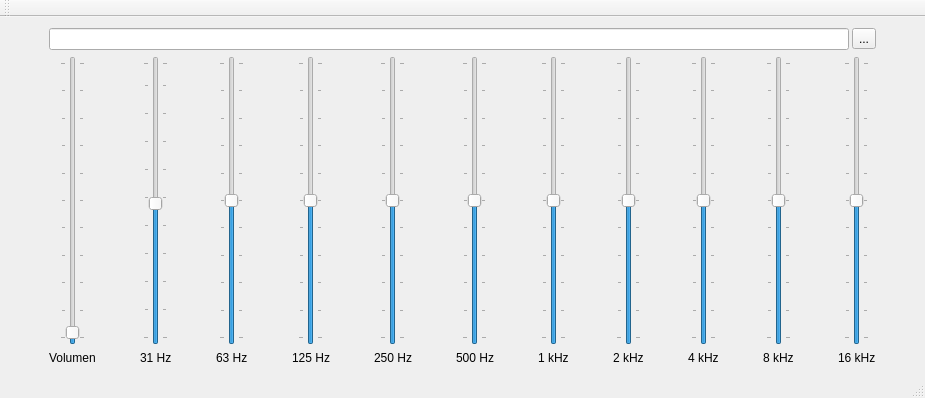
This is mainwindow.ui in josbaduma/EqualizerDSP as Qt 5 draws it before an edit. The edited form follows.
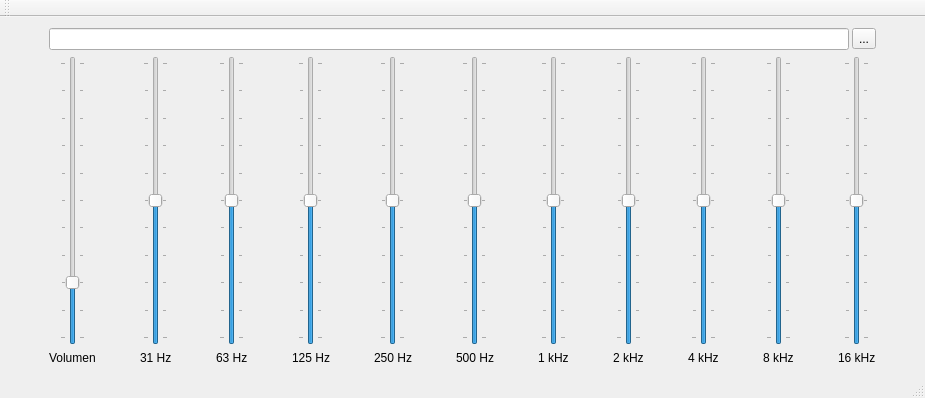
This is the edited form.

Diff of the .ui file:
```diff
--- a/mainwindow.ui
+++ b/mainwindow.ui
@@ -44,7 +44,7 @@
          <number>50</number>
         </property>
         <property name="value">
-         <number>1</number>
+         <number>10</number>
         </property>
         <property name="orientation">
          <enum>Qt::Vertical</enum>
@@ -64,16 +64,16 @@
       <item>
        <widget class="QSlider" name="filtro31HzSlider">
         <property name="minimum">
-         <number>1</number>
+         <number>-25</number>
         </property>
         <property name="maximum">
-         <number>50</number>
+         <number>25</number>
         </property>
         <property name="value">
-         <number>25</number>
+         <number>0</number>
         </property>
         <property name="sliderPosition">
-         <number>25</number>
+         <number>0</number>
         </property>
         <property name="orientation">
          <enum>Qt::Vertical</enum>
```
Left out of the diff: 81 changed lines with no effect on the pictures.
